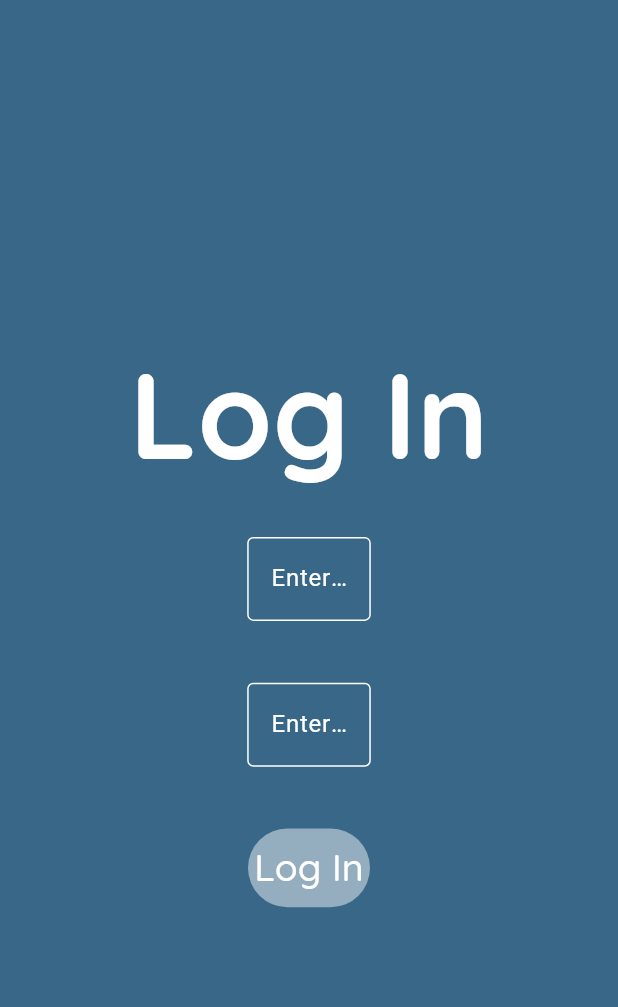
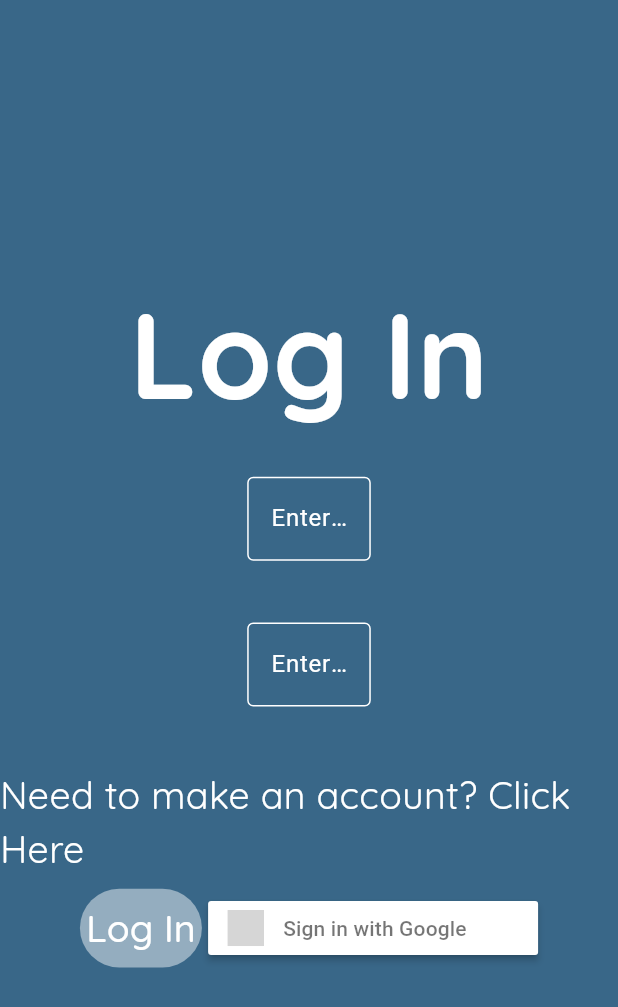
Before and after one commit to Math-Maniac7/Optimizing-Bus-Routes, a Flutter app: the screen it shows after launch, after a tap on "Login", on a phone screen of 412 x 824 dp. Shown: the top 1007 px of the screen. Run offline on Flutter 3.47's test engine with Material 3 defaults, Android fonts, the phone set to English and light mode, and no system bars; our stand-ins replace firebase_auth, firebase_core, flutter_signin_button, google_fonts, google_maps_flutter, google_sign_in; accounts and stored records are empty; network calls fail; grey boxes are pictures that could not be loaded.

Commit message:
google auth for login

```diff
--- a/flutter_app/lib/forms/login_form.dart
+++ b/flutter_app/lib/forms/login_form.dart
@@ -1,6 +1,9 @@
 import 'package:firebase_auth/firebase_auth.dart';
 import 'package:flutter/material.dart';
+import 'package:flutter_signin_button/button_list.dart';
+import 'package:flutter_signin_button/button_view.dart';
 import 'package:google_fonts/google_fonts.dart';
+import 'package:google_sign_in/google_sign_in.dart';
 
 class LoginForm extends StatefulWidget {
   const LoginForm({super.key});
@@ -14,6 +17,20 @@ class _LoginFormState extends State<LoginForm> {
   final _formKey = GlobalKey<FormState>();
   final emailController = TextEditingController();
   final passwordController = TextEditingController();
+
+  ///mainly will be used for ios/android, not for web
+  @override
+  void initState() {
+    super.initState();
+    _initGoogle(); // call your initialize function here
+  }
+
+  Future<void> _initGoogle() async {
+    await GoogleSignIn.instance.initialize(
+      serverClientId:
+          'AIzaSyBYRun2tvA0HdOFzCoDC1PUzsrFfC1tHKU.apps.googleusercontent.com',
+    );
+  }
 
   @override
   Widget build(BuildContext context) {
@@ -90,6 +107,22 @@ class _LoginFormState extends State<LoginForm> {
                 ),
               ),
               SizedBox(height: screenHeight * .05),
+              InkWell(
+                onTap: () {
+                  Navigator.pushNamed(context, '/signup');
+                },
+                child: Text(
+                  "Need to make an account? Click Here",
+                  style: GoogleFonts.quicksand(
+                    fontSize: 25,
+                    color: const Color.fromARGB(255, 255, 255, 255),
+                  ),
+                ),
+              ),
+              SizedBox(height: screenHeight * .01),
+              Row(
+                mainAxisAlignment: MainAxisAlignment.center,
+                children: [
                   TextButton(
                     style: ButtonStyle(
                       backgroundColor: WidgetStatePropertyAll<Color>(
@@ -159,6 +192,39 @@ class _LoginFormState extends State<LoginForm> {
                       ),
                     ),
                   ),
+                  SizedBox(width: screenWidth * .01),
+                  SignInButton(
+                    Buttons.Google,
+                    text: "Sign in with Google",
+                    onPressed: () async {
+                      try {
+                        final provider = GoogleAuthProvider();
+                        await FirebaseAuth.instance.signInWithPopup(provider);
+                        if (context.mounted) {
+                          ScaffoldMessenger.of(context).showSnackBar(
+                            const SnackBar(
+                              content: Center(
+                                child: Text('Google Sign-In successful!'),
+                              ),
+                            ),
+                          );
+                          Navigator.pushReplacementNamed(context, '/routes');
+                        }
+                      } on FirebaseAuthException catch (e) {
+                        if (context.mounted) {
+                          ScaffoldMessenger.of(context).showSnackBar(
+                            SnackBar(
+                              content: Center(
+                                child: Text('Error: ${e.message}'),
+                              ),
+                            ),
+                          );
+                        }
+                      }
+                    },
+                  ),
+                ],
+              ),
             ],
           ),
         ),
--- a/flutter_app/pubspec.yaml
+++ b/flutter_app/pubspec.yaml
@@ -39,6 +39,7 @@ dependencies:
   google_sign_in: ^7.2.0
   firebase_auth: ^6.1.1
   firebase_core: ^4.2.0
+  flutter_signin_button: ^2.1.1
 
 dev_dependencies:
   flutter_test:
```
Also changed, not shown: flutter_app/lib/forms/signup_form.dart (+13 -0 lines), flutter_app/pubspec.lock. Lines whose indentation alone changed are shown as unchanged.
